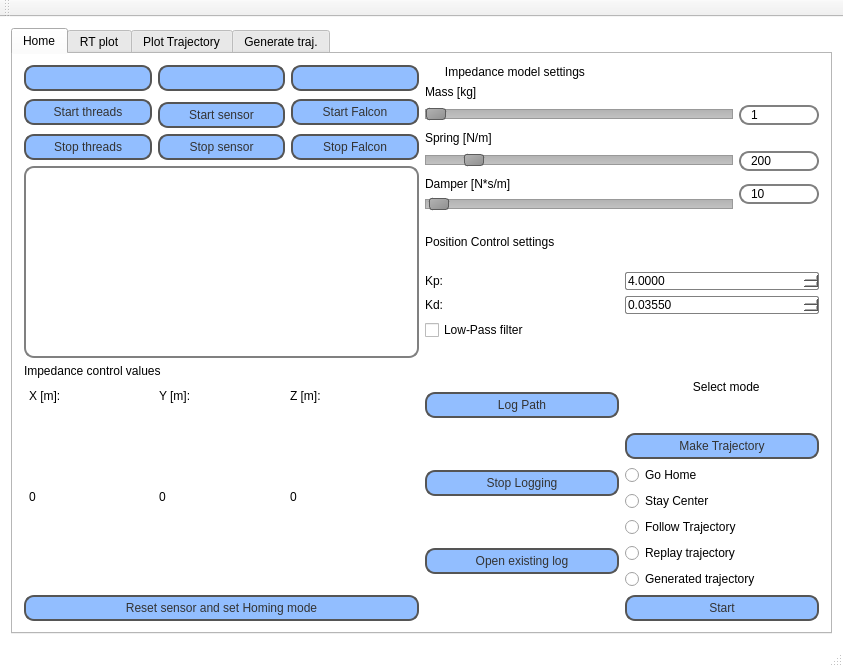
Above: FaaR/mainwindow.ui from ABC-iRobotics/iRob-FaaR before the change. Below: the same form after it.
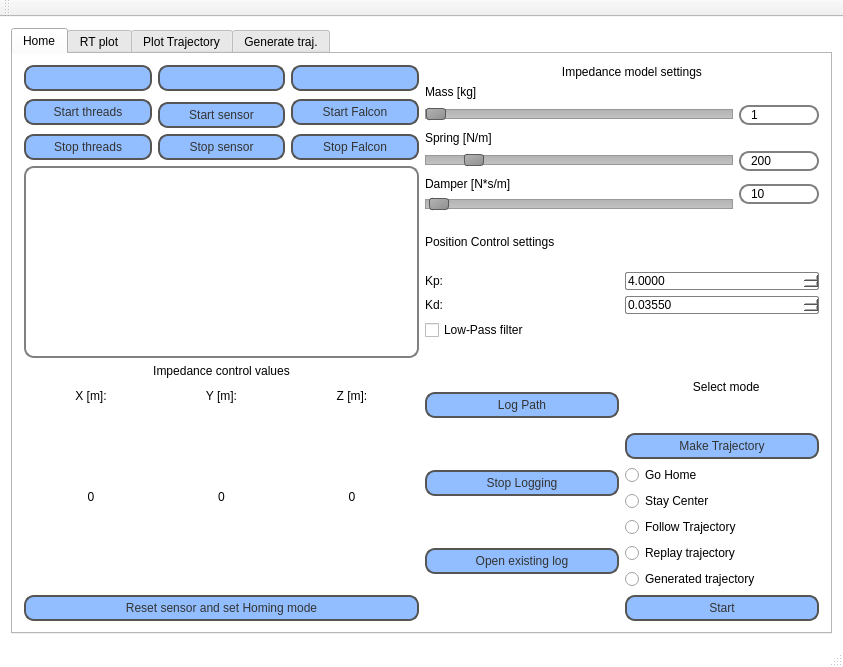
That is the form after the change. Custom widgets are drawn as their Qt base class.

Commit message: removed unused variables from control

What changed in the file:
```diff
--- a/FaaR/mainwindow.ui
+++ b/FaaR/mainwindow.ui
@@ -197,6 +197,9 @@
                 <property name="text">
                  <string>      Impedance model settings</string>
                 </property>
+                <property name="alignment">
+                 <set>Qt::AlignCenter</set>
+                </property>
                </widget>
               </item>
               <item>
@@ -675,6 +678,9 @@
               <property name="text">
                <string>Impedance control values</string>
               </property>
+              <property name="alignment">
+               <set>Qt::AlignCenter</set>
+              </property>
              </widget>
             </item>
             <item row="2" column="0">
@@ -701,6 +707,9 @@
                   <property name="text">
                    <string>X [m]:</string>
                   </property>
+                  <property name="alignment">
+                   <set>Qt::AlignCenter</set>
+                  </property>
                  </widget>
                 </item>
                 <item>
@@ -708,6 +717,9 @@
                   <property name="text">
                    <string>Y [m]:</string>
                   </property>
+                  <property name="alignment">
+                   <set>Qt::AlignCenter</set>
+                  </property>
                   <property name="buddy">
                    <cstring>tabWidget</cstring>
                   </property>
@@ -718,6 +730,9 @@
                   <property name="text">
                    <string>Z [m]:</string>
                   </property>
+                  <property name="alignment">
+                   <set>Qt::AlignCenter</set>
+                  </property>
                  </widget>
                 </item>
                </layout>
@@ -729,6 +744,9 @@
                   <property name="text">
                    <string>0</string>
                   </property>
+                  <property name="alignment">
+                   <set>Qt::AlignCenter</set>
+                  </property>
                  </widget>
                 </item>
                 <item>
@@ -736,6 +754,9 @@
                   <property name="text">
                    <string>0</string>
                   </property>
+                  <property name="alignment">
+                   <set>Qt::AlignCenter</set>
+                  </property>
                  </widget>
                 </item>
                 <item>
@@ -743,6 +764,9 @@
                   <property name="text">
                    <string>0</string>
                   </property>
+                  <property name="alignment">
+                   <set>Qt::AlignCenter</set>
+                  </property>
                  </widget>
                 </item>
                </layout>
```
The commit also changes 2 other files.
